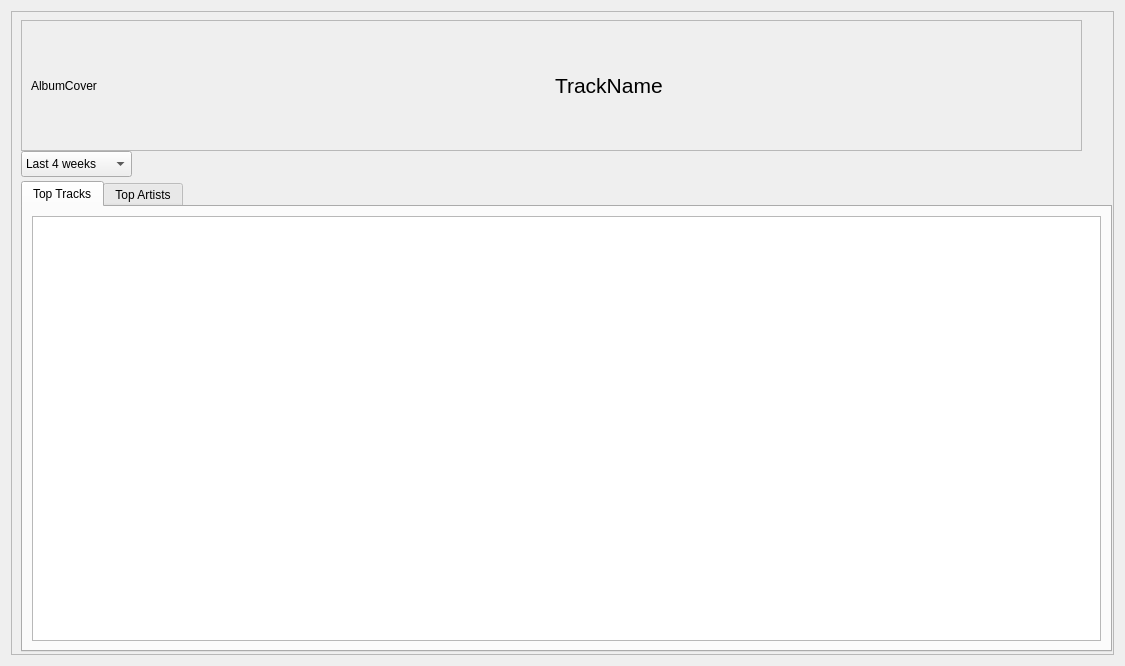
Above: stats.ui from ameeradas12/Spotify-Stat-Checker before the change. Below: the same form after it.
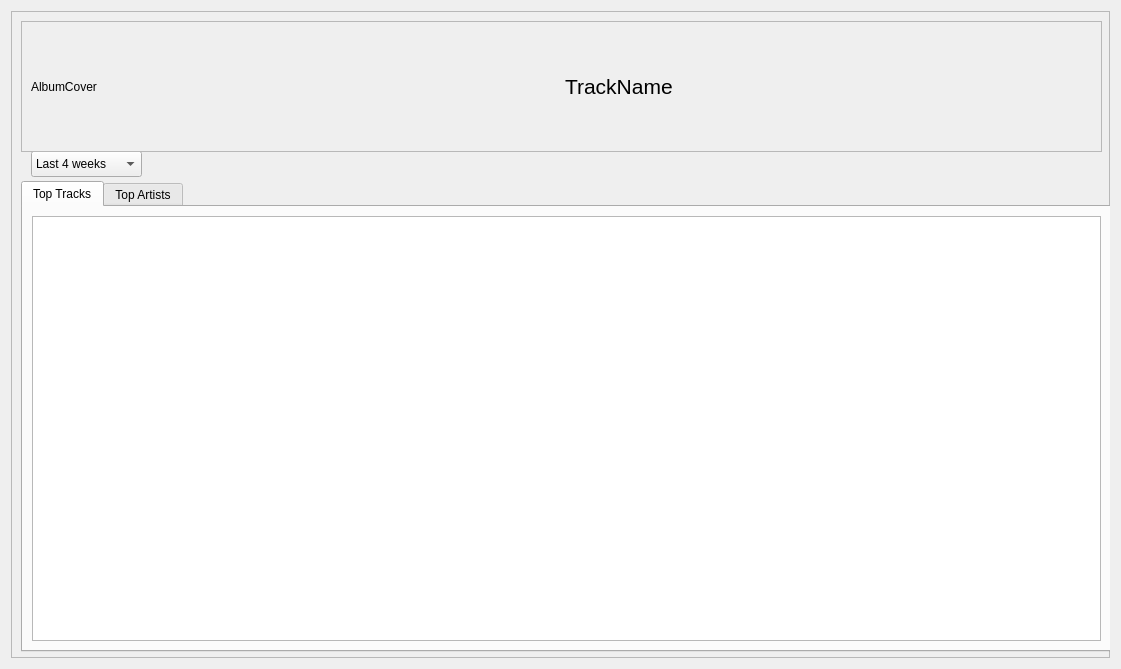
That is the form after the change. The open tabs and pages were chosen to show the change.

```diff
--- a/stats.ui
+++ b/stats.ui
@@ -6,8 +6,8 @@
    <rect>
     <x>0</x>
     <y>0</y>
-    <width>1125</width>
-    <height>666</height>
+    <width>1121</width>
+    <height>669</height>
    </rect>
   </property>
   <property name="windowTitle">
@@ -16,6 +16,9 @@
   <layout class="QVBoxLayout" name="verticalLayout_3">
    <item>
     <widget class="QFrame" name="MainFrame">
+     <property name="styleSheet">
+      <string notr="true"/>
+     </property>
      <property name="frameShape">
       <enum>QFrame::Shape::StyledPanel</enum>
      </property>
@@ -26,11 +29,14 @@
       <property name="geometry">
        <rect>
         <x>10</x>
-        <y>9</y>
-        <width>1061</width>
+        <y>10</y>
+        <width>1081</width>
         <height>131</height>
        </rect>
       </property>
+      <property name="styleSheet">
+       <string notr="true"/>
+      </property>
       <property name="frameShape">
        <enum>QFrame::Shape::StyledPanel</enum>
       </property>
@@ -40,6 +46,9 @@
       <layout class="QHBoxLayout" name="horizontalLayout">
        <item>
         <widget class="QLabel" name="albumCover">
+         <property name="styleSheet">
+          <string notr="true"/>
+         </property>
          <property name="text">
           <string>AlbumCover</string>
          </property>
@@ -75,7 +84,7 @@
        <enum>Qt::ContextMenuPolicy::DefaultContextMenu</enum>
       </property>
       <property name="currentIndex">
-       <number>1</number>
+       <number>0</number>
       </property>
       <widget class="QWidget" name="tab">
        <attribute name="title">
@@ -83,7 +92,11 @@
        </attribute>
        <layout class="QVBoxLayout" name="verticalLayout">
         <item>
-         <widget class="QListWidget" name="trackList"/>
+         <widget class="QListWidget" name="trackList">
+          <property name="styleSheet">
+           <string notr="true"/>
+          </property>
+         </widget>
         </item>
        </layout>
       </widget>
@@ -93,7 +106,11 @@
        </attribute>
        <layout class="QVBoxLayout" name="verticalLayout_2">
         <item>
-         <widget class="QListWidget" name="artistList"/>
+         <widget class="QListWidget" name="artistList">
+          <property name="styleSheet">
+           <string notr="true"/>
+          </property>
+         </widget>
         </item>
        </layout>
       </widget>
@@ -101,7 +118,7 @@
      <widget class="QComboBox" name="range_box">
       <property name="geometry">
        <rect>
-        <x>10</x>
+        <x>20</x>
         <y>140</y>
         <width>111</width>
         <height>26</height>
@@ -123,6 +140,9 @@
        </property>
       </item>
      </widget>
+     <zorder>topArtistsTab</zorder>
+     <zorder>range_box</zorder>
+     <zorder>CurrentSongFrame</zorder>
     </widget>
    </item>
   </layout>
```
